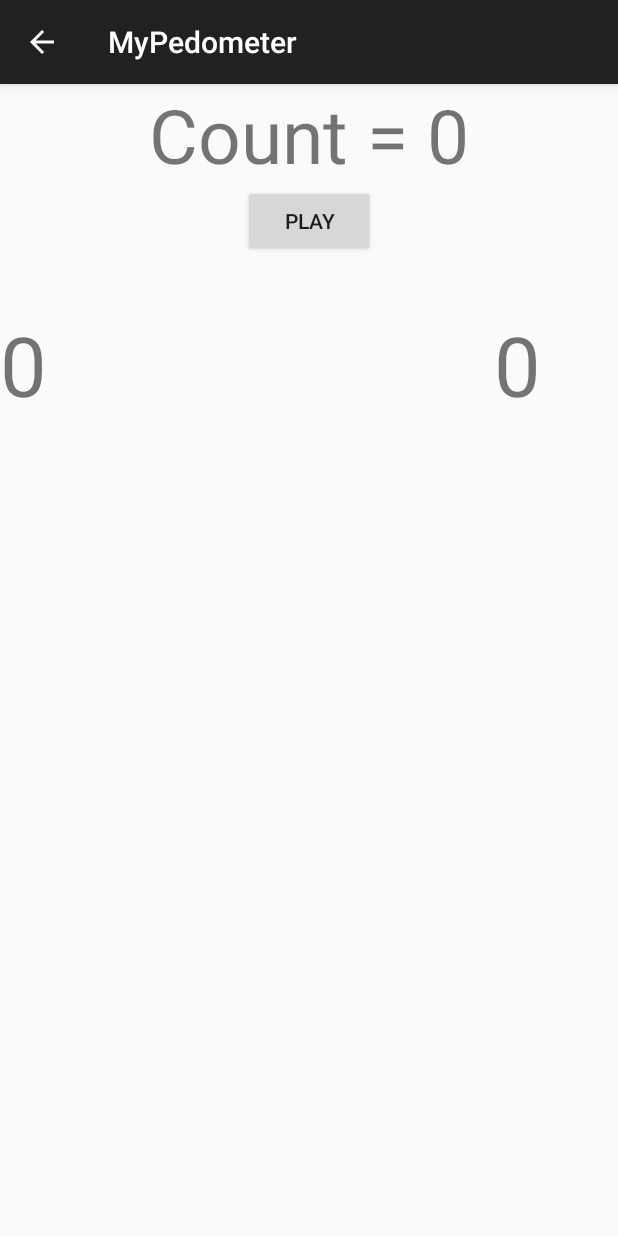
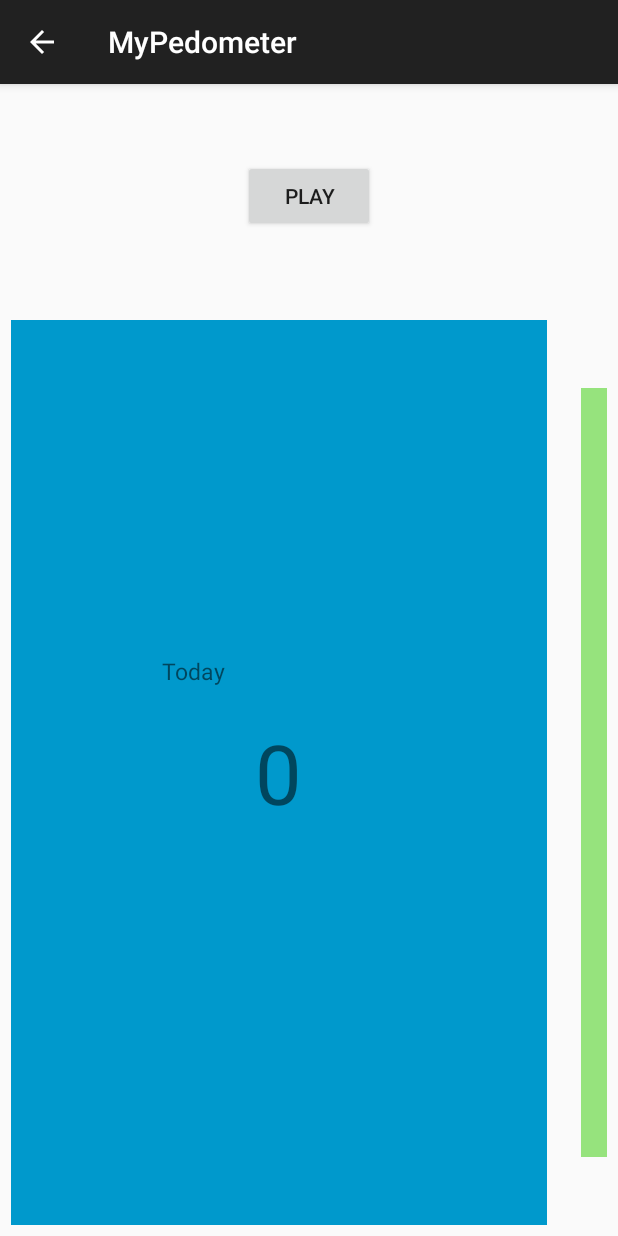
Before and after one commit to composer09/MyPedometer, an Android app: the screen it shows after launch (MainActivity), on a phone screen of 412 x 824 dp. Run offline under Robolectric (Android 15) with nearby library versions, the phone set to English and light mode, and no system bars; libraries missing offline, so code that uses them is left out: de.greenrobot.event; 5 statements that could not run were skipped.

Commit message:
0724 17:00 feature flipEvent complete in viewpager

```diff
--- a/MyPedometerApp/src/main/AndroidManifest.xml
+++ b/MyPedometerApp/src/main/AndroidManifest.xml
@@ -10,7 +10,8 @@
         android:theme="@style/AppTheme">
         <activity
             android:name="kr.co.composer.pedometer.activity.MainActivity"
-            android:label="@string/app_name">
+            android:label="@string/app_name"
+            android:screenOrientation="portrait">
             <intent-filter>
                 <action android:name="android.intent.action.MAIN" />
                 <category android:name="android.intent.category.LAUNCHER" />
--- a/MyPedometerApp/src/main/java/kr/co/composer/pedometer/activity/fragment/MainFragment.java
+++ b/MyPedometerApp/src/main/java/kr/co/composer/pedometer/activity/fragment/MainFragment.java
@@ -18,7 +18,6 @@ import android.view.LayoutInflater;
 import android.view.View;
 import android.view.ViewGroup;
 import android.widget.Button;
-import android.widget.TextView;
 
 import de.greenrobot.event.EventBus;
 import kr.co.composer.mylocation.aidl.ICountService;
@@ -26,6 +25,7 @@ import kr.co.composer.mylocation.aidl.ICountServiceCallback;
 import kr.co.composer.pedometer.R;
 import kr.co.composer.pedometer.activity.viewpager.adapter.MyPagerAdapter;
 import kr.co.composer.pedometer.activity.viewpager.adapter.TextChangedEvent;
+import kr.co.composer.pedometer.activity.viewpager.adapter.ZoomOutPageTransformer;
 import kr.co.composer.pedometer.bo.pedometer.PedoHistoryBO;
 import kr.co.composer.pedometer.bo.pedometer.Pedometer;
 import kr.co.composer.pedometer.service.StepService;
@@ -36,7 +36,6 @@ public class MainFragment extends Fragment {
     private View view;
     private ViewPager mViewPager;
     private MyPagerAdapter mPagerAdapter;
-    private TextView text;
     private Button button;
     private ICountService mBinder = null;
     private Intent stepServiceIntent = null;
@@ -54,10 +53,12 @@ public class MainFragment extends Fragment {
         super.onCreate(savedInstanceState);
         configPref = ConfigPreferenceManager.getInstance();
         bus = EventBus.getDefault();
+        pedoHistoryBO = new PedoHistoryBO();
+        pedometer = new Pedometer();
         powerManager = (PowerManager) getActivity().getSystemService(Context.POWER_SERVICE);
         wakeLock = powerManager.newWakeLock(PowerManager.PARTIAL_WAKE_LOCK, "MainFragment");
         locationManager = (LocationManager) getActivity().getSystemService(Context.LOCATION_SERVICE);
-        initDataCheck();
+        todayDataCheck();
 
         //강제 insert
 //		try {
@@ -81,9 +82,7 @@ public class MainFragment extends Fragment {
     public View onCreateView(LayoutInflater inflater, ViewGroup container, Bundle savedInstanceState) {
         view = inflater.inflate(R.layout.fragment_main, container, false);
         mViewPager = (ViewPager) view.findViewById(R.id.pager);
-        text = (TextView) view.findViewById(R.id.step_text);
         button = (Button) view.findViewById(R.id.test_fragment_btn);
-        text.setText("Count = " + currentCount);
 
         button.setOnClickListener(new View.OnClickListener() {
             @Override
@@ -98,8 +97,11 @@ public class MainFragment extends Fragment {
         });
 
         mPagerAdapter = new MyPagerAdapter(getActivity().getSupportFragmentManager(), getActivity());
+//        mViewPager.setPageTransformer(false, new DepthPageTransformer());
+        mViewPager.setPageTransformer(false, new ZoomOutPageTransformer());
         mViewPager.setAdapter(mPagerAdapter);
-
+//        mViewPager.setPageMargin(getResources().getDisplayMetrics().widthPixels / -9);
+//        mViewPager.setOffscreenPageLimit(3);
         return view;
     }
 
@@ -142,8 +144,10 @@ public class MainFragment extends Fragment {
         button.setText(R.string.play_button);
         pedometer.setPedometerCount(currentCount);
         pedometer.setTime(System.currentTimeMillis());
+        if(!pedoHistoryBO.getTodayCheck()){
+            pedoHistoryBO.insert(pedometer);
+        }
         pedoHistoryBO.update(pedometer);
-        initDataCheck();
     }
 
 
@@ -166,7 +170,6 @@ public class MainFragment extends Fragment {
     Handler handler = new Handler() {
         public void handleMessage(Message msg) {
             currentCount = msg.arg1;
-            text.setText("Count = " + currentCount);
             bus.post(new TextChangedEvent(currentCount));
         }
     };
@@ -192,9 +195,7 @@ public class MainFragment extends Fragment {
         }
     };
 
-    private void initDataCheck() {
-        pedoHistoryBO = new PedoHistoryBO();
-        pedometer = new Pedometer();
+    private void todayDataCheck() {
         if (!pedoHistoryBO.getTodayCheck()) {
             pedometer.setPedometerCount(0);
             pedometer.setTime(System.currentTimeMillis());
--- a/MyPedometerApp/src/main/java/kr/co/composer/pedometer/activity/viewpager/adapter/MyPagerAdapter.java
+++ b/MyPedometerApp/src/main/java/kr/co/composer/pedometer/activity/viewpager/adapter/MyPagerAdapter.java
@@ -63,7 +63,7 @@ public class MyPagerAdapter extends FragmentStatePagerAdapter {
 
     @Override
     public float getPageWidth(int position) {
-        return 0.8f;
+        return 0.9f;
     }
 
 }
--- /dev/null
+++ b/MyPedometerApp/src/main/java/kr/co/composer/pedometer/activity/viewpager/adapter/ZoomOutPageTransformer.java
@@ -0,0 +1,44 @@
+package kr.co.composer.pedometer.activity.viewpager.adapter;
+
+import android.support.v4.view.ViewPager;
+import android.view.View;
+
+/**
+ * Created by composer on 2015-07-25.
+ */
+public class ZoomOutPageTransformer implements ViewPager.PageTransformer {
+    private static float MIN_SCALE = 0.85f;
+
+    private static float MIN_ALPHA = 0.5f;
+
+    @Override
+    public void transformPage(View view, float position) {
+        int pageWidth = view.getWidth();
+        int pageHeight = view.getHeight();
+
+        if (position < -1) { // [-Infinity,-1)
+            // This page is way off-screen to the left.
+            view.setAlpha(0);
+        } else if (position <= 1) { // [-1,1]
+            // Modify the default slide transition to
+            // shrink the page as well
+            float scaleFactor = Math.max(MIN_SCALE, 1 - Math.abs(position));
+            float vertMargin = pageHeight * (1 - scaleFactor) / 2;
+            float horzMargin = pageWidth * (1 - scaleFactor) / 2;
+            if (position < 0) {
+                view.setTranslationX(horzMargin - vertMargin / 2);
+            } else {
+                view.setTranslationX(-horzMargin + vertMargin / 2);
+            }
+            // Scale the page down (between MIN_SCALE and 1)
+            view.setScaleX(scaleFactor);
+            view.setScaleY(scaleFactor);
+            // Fade the page relative to its size.
+            view.setAlpha(MIN_ALPHA + (scaleFactor - MIN_SCALE)
+                    / (1 - MIN_SCALE) * (1 - MIN_ALPHA));
+        } else { // (1,+Infinity]
+            // This page is way off-screen to the right.
+            view.setAlpha(0);
+        }
+    }
+}
--- a/MyPedometerApp/src/main/java/kr/co/composer/pedometer/activity/viewpager/page/MaxViewpager.java
+++ b/MyPedometerApp/src/main/java/kr/co/composer/pedometer/activity/viewpager/page/MaxViewpager.java
@@ -26,7 +26,7 @@ public class MaxViewpager extends Fragment {
     @Override
     public View onCreateView(LayoutInflater inflater, ViewGroup container, Bundle savedInstanceState) {
         RelativeLayout layout = (RelativeLayout) inflater.inflate(R.layout.viewpager_page3, container, false);
-        textView = (TextView) layout.findViewById(R.id.text03);
+        textView = (TextView) layout.findViewById(R.id.maxCountText);
         textView.setText(maxCount + "");
         return layout;
     }
--- a/MyPedometerApp/src/main/java/kr/co/composer/pedometer/activity/viewpager/page/TodayViewpager.java
+++ b/MyPedometerApp/src/main/java/kr/co/composer/pedometer/activity/viewpager/page/TodayViewpager.java
@@ -30,7 +30,7 @@ public class TodayViewpager extends Fragment {
 	@Override
 	public View onCreateView(LayoutInflater inflater, ViewGroup container, Bundle savedInstanceState) {
 		RelativeLayout layout = (RelativeLayout)inflater.inflate(R.layout.viewpager_page1, container, false);
-		textView = (TextView)layout.findViewById(R.id.text01);
+		textView = (TextView)layout.findViewById(R.id.todayCountText);
 		textView.setText(todayCount+"");
 		return layout;
 	}
--- a/MyPedometerApp/src/main/java/kr/co/composer/pedometer/activity/viewpager/page/WeekViewpager.java
+++ b/MyPedometerApp/src/main/java/kr/co/composer/pedometer/activity/viewpager/page/WeekViewpager.java
@@ -32,7 +32,7 @@ public class WeekViewpager extends Fragment {
     @Override
     public View onCreateView(LayoutInflater inflater, ViewGroup container, Bundle savedInstanceState) {
         RelativeLayout layout = (RelativeLayout) inflater.inflate(R.layout.viewpager_page2, container, false);
-        textView = (TextView) layout.findViewById(R.id.text02);
+        textView = (TextView) layout.findViewById(R.id.weekCountText);
         textView.setText(String.valueOf(weekCount));
         return layout;
     }
--- a/MyPedometerApp/src/main/res/layout/fragment_main.xml
+++ b/MyPedometerApp/src/main/res/layout/fragment_main.xml
@@ -3,29 +3,23 @@
     android:layout_height="match_parent"
     android:orientation="vertical">
 
-    <LinearLayout
+    <RelativeLayout
         android:layout_width="match_parent"
         android:layout_height="150sp"
         android:orientation="vertical">
 
-        <TextView
-            android:id="@+id/step_text"
-            android:layout_width="match_parent"
-            android:layout_height="wrap_content"
-            android:gravity="center"
-            android:text="@string/count_text"
-            android:textSize="50sp" />
-
         <Button
             android:id="@+id/test_fragment_btn"
-            android:layout_gravity="center"
             android:layout_width="wrap_content"
             android:layout_height="wrap_content"
-            android:text="@string/play_button"/>
-    </LinearLayout>
+            android:text="@string/play_button"
+            android:layout_centerVertical="true"
+            android:layout_centerHorizontal="true" />
+    </RelativeLayout>
 
     <android.support.v4.view.ViewPager
         android:id="@+id/pager"
+        android:layout_margin="7sp"
         android:layout_width="wrap_content"
         android:layout_height="wrap_content" />
 
--- a/MyPedometerApp/src/main/res/layout/viewpager_page1.xml
+++ b/MyPedometerApp/src/main/res/layout/viewpager_page1.xml
@@ -2,13 +2,29 @@
     xmlns:tools="http://schemas.android.com/tools"
     android:id="@+id/page1_fragment"
     android:layout_width="match_parent"
-    android:layout_height="match_parent">
+    android:layout_height="match_parent"
+    android:background="#0099cc">
 
     <TextView
-        android:id="@+id/text01"
+        android:id="@+id/todayTextView"
         android:layout_width="wrap_content"
         android:layout_height="wrap_content"
-        android:textSize="55sp"
-        android:text="0"/>
+        android:layout_above="@+id/todayCountText"
+        android:layout_marginBottom="20dp"
+        android:layout_marginEnd="20dp"
+        android:layout_marginRight="20dp"
+        android:layout_toLeftOf="@+id/todayCountText"
+        android:layout_toStartOf="@+id/todayCountText"
+        android:text="Today"
+        android:textSize="15sp" />
+
+    <TextView
+        android:id="@+id/todayCountText"
+        android:layout_width="wrap_content"
+        android:layout_height="wrap_content"
+        android:layout_centerHorizontal="true"
+        android:layout_centerVertical="true"
+        android:text="0"
+        android:textSize="55sp" />
 
 </RelativeLayout>
--- a/MyPedometerApp/src/main/res/layout/viewpager_page2.xml
+++ b/MyPedometerApp/src/main/res/layout/viewpager_page2.xml
@@ -2,13 +2,29 @@
     xmlns:tools="http://schemas.android.com/tools"
     android:id="@+id/page2_fragment"
     android:layout_width="match_parent"
-    android:layout_height="match_parent">
+    android:layout_height="match_parent"
+    android:background="#33cc00">
 
     <TextView
-        android:id="@+id/text02"
+        android:id="@+id/weekTextView"
         android:layout_width="wrap_content"
         android:layout_height="wrap_content"
-        android:textSize="55sp"
-        android:text="0"/>
+        android:layout_above="@+id/weekCountText"
+        android:layout_marginBottom="20dp"
+        android:layout_marginEnd="20dp"
+        android:layout_marginRight="25dp"
+        android:layout_toLeftOf="@+id/weekCountText"
+        android:layout_toStartOf="@+id/weekCountText"
+        android:text="Week"
+        android:textSize="15sp" />
+
+    <TextView
+        android:id="@+id/weekCountText"
+        android:layout_width="wrap_content"
+        android:layout_height="wrap_content"
+        android:layout_centerHorizontal="true"
+        android:layout_centerVertical="true"
+        android:text="0"
+        android:textSize="55sp" />
 
 </RelativeLayout>
```
Also changed, not shown: MyPedometerApp/src/main/java/kr/co/composer/pedometer/activity/viewpager/adapter/DepthPageTransformer.java (added, +41 -0 lines), MyPedometerApp/src/main/res/layout/viewpager_page3.xml (+20 -4 lines), MyPedometerApp/src/main/java/kr/co/composer/pedometer/activity/MainActivity.java (line endings or trailing spaces).
